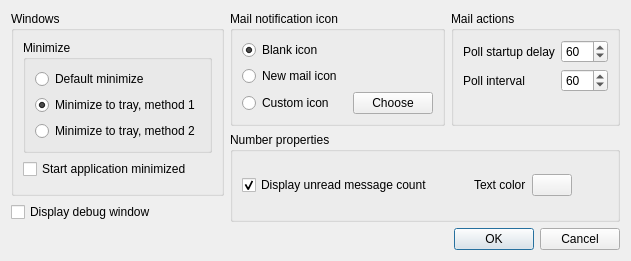
Qt form app/SysTray-X/preferences.ui (Ximi1970/systray-x) before a commit.
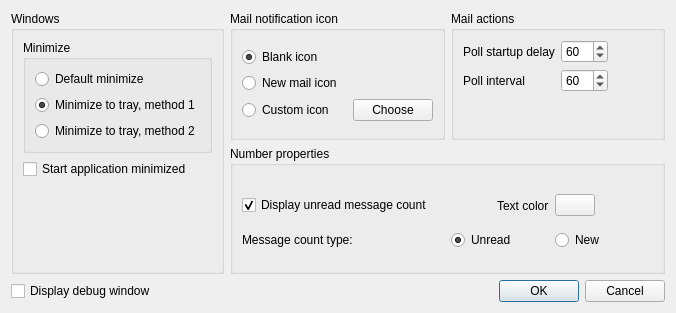
The same form after that commit. Icons and pictures are not drawn.

Commit message: Add count type preference

Patch:
```diff
--- a/app/SysTray-X/preferences.ui
+++ b/app/SysTray-X/preferences.ui
@@ -6,8 +6,8 @@
    <rect>
     <x>0</x>
     <y>0</y>
-    <width>583</width>
-    <height>261</height>
+    <width>676</width>
+    <height>313</height>
    </rect>
   </property>
   <property name="windowTitle">
@@ -17,129 +17,8 @@
    <iconset resource="SysTray-X.qrc">
     <normaloff>:/files/icons/SysTray-X.png</normaloff>:/files/icons/SysTray-X.png</iconset>
   </property>
-  <layout class="QGridLayout" name="gridLayout_4">
-   <item row="0" column="0">
-    <layout class="QGridLayout" name="gridLayout_3">
-     <item row="1" column="1" rowspan="2" colspan="2">
-      <widget class="QGroupBox" name="groupBox_3">
-       <property name="title">
-        <string>Number properties</string>
-       </property>
        <layout class="QGridLayout" name="gridLayout">
-        <item row="0" column="0">
-         <layout class="QHBoxLayout" name="horizontalLayout_6">
-          <item>
-           <widget class="QCheckBox" name="showNumberCheckBox">
-            <property name="text">
-             <string>Display unread message count</string>
-            </property>
-            <property name="checked">
-             <bool>true</bool>
-            </property>
-           </widget>
-          </item>
-          <item>
-           <spacer name="horizontalSpacer_3">
-            <property name="orientation">
-             <enum>Qt::Horizontal</enum>
-            </property>
-            <property name="sizeHint" stdset="0">
-             <size>
-              <width>40</width>
-              <height>20</height>
-             </size>
-            </property>
-           </spacer>
-          </item>
-          <item>
-           <widget class="QLabel" name="label">
-            <property name="text">
-             <string>Text color</string>
-            </property>
-           </widget>
-          </item>
-          <item>
-           <widget class="QPushButton" name="numberColorPushButton">
-            <property name="focusPolicy">
-             <enum>Qt::NoFocus</enum>
-            </property>
-            <property name="text">
-             <string/>
-            </property>
-           </widget>
-          </item>
-          <item>
-           <spacer name="horizontalSpacer_4">
-            <property name="orientation">
-             <enum>Qt::Horizontal</enum>
-            </property>
-            <property name="sizeHint" stdset="0">
-             <size>
-              <width>40</width>
-              <height>20</height>
-             </size>
-            </property>
-           </spacer>
-          </item>
-         </layout>
-        </item>
-       </layout>
-      </widget>
-     </item>
-     <item row="0" column="2">
-      <widget class="QGroupBox" name="groupBox_2">
-       <property name="title">
-        <string>Mail actions</string>
-       </property>
-       <layout class="QFormLayout" name="formLayout">
-        <item row="0" column="0">
-         <layout class="QGridLayout" name="gridLayout_2">
-          <item row="0" column="0" colspan="2">
-           <widget class="QLabel" name="pollStartupDelayLabel">
-            <property name="text">
-             <string>Poll startup delay</string>
-            </property>
-           </widget>
-          </item>
-          <item row="0" column="2">
-           <widget class="QSpinBox" name="pollStartupDelaySpinBox">
-            <property name="minimum">
-             <number>1</number>
-            </property>
-            <property name="maximum">
-             <number>999</number>
-            </property>
-            <property name="value">
-             <number>60</number>
-            </property>
-           </widget>
-          </item>
-          <item row="1" column="0">
-           <widget class="QLabel" name="pollIntervalLabel">
-            <property name="text">
-             <string>Poll interval</string>
-            </property>
-           </widget>
-          </item>
-          <item row="1" column="2">
-           <widget class="QSpinBox" name="pollIntervalSpinBox">
-            <property name="minimum">
-             <number>1</number>
-            </property>
-            <property name="maximum">
-             <number>999</number>
-            </property>
-            <property name="value">
-             <number>60</number>
-            </property>
-           </widget>
-          </item>
-         </layout>
-        </item>
-       </layout>
-      </widget>
-     </item>
-     <item row="0" column="0" rowspan="2">
+   <item row="0" column="0" rowspan="2" colspan="2">
       <widget class="QGroupBox" name="groupBox">
        <property name="title">
         <string>Windows</string>
@@ -217,7 +96,7 @@
        </layout>
       </widget>
      </item>
-     <item row="0" column="1">
+   <item row="0" column="2">
       <widget class="QGroupBox" name="iconTypeGroupBox">
        <property name="title">
         <string>Mail notification icon</string>
@@ -327,6 +206,167 @@
        </layout>
       </widget>
      </item>
+   <item row="0" column="3">
+    <widget class="QGroupBox" name="groupBox_2">
+     <property name="title">
+      <string>Mail actions</string>
+     </property>
+     <layout class="QFormLayout" name="formLayout">
+      <item row="0" column="0">
+       <layout class="QGridLayout" name="gridLayout_2">
+        <item row="0" column="0" colspan="2">
+         <widget class="QLabel" name="pollStartupDelayLabel">
+          <property name="text">
+           <string>Poll startup delay</string>
+          </property>
+         </widget>
+        </item>
+        <item row="0" column="2">
+         <widget class="QSpinBox" name="pollStartupDelaySpinBox">
+          <property name="minimum">
+           <number>1</number>
+          </property>
+          <property name="maximum">
+           <number>999</number>
+          </property>
+          <property name="value">
+           <number>60</number>
+          </property>
+         </widget>
+        </item>
+        <item row="1" column="0">
+         <widget class="QLabel" name="pollIntervalLabel">
+          <property name="text">
+           <string>Poll interval</string>
+          </property>
+         </widget>
+        </item>
+        <item row="1" column="2">
+         <widget class="QSpinBox" name="pollIntervalSpinBox">
+          <property name="minimum">
+           <number>1</number>
+          </property>
+          <property name="maximum">
+           <number>999</number>
+          </property>
+          <property name="value">
+           <number>60</number>
+          </property>
+         </widget>
+        </item>
+       </layout>
+      </item>
+     </layout>
+    </widget>
+   </item>
+   <item row="1" column="2" colspan="2">
+    <widget class="QGroupBox" name="groupBox_3">
+     <property name="title">
+      <string>Number properties</string>
+     </property>
+     <layout class="QVBoxLayout" name="verticalLayout_7">
+      <item>
+       <layout class="QVBoxLayout" name="verticalLayout_6">
+        <item>
+         <layout class="QHBoxLayout" name="horizontalLayout_6">
+          <item>
+           <widget class="QCheckBox" name="showNumberCheckBox">
+            <property name="text">
+             <string>Display unread message count</string>
+            </property>
+            <property name="checked">
+             <bool>true</bool>
+            </property>
+           </widget>
+          </item>
+          <item>
+           <spacer name="horizontalSpacer_3">
+            <property name="orientation">
+             <enum>Qt::Horizontal</enum>
+            </property>
+            <property name="sizeHint" stdset="0">
+             <size>
+              <width>30</width>
+              <height>37</height>
+             </size>
+            </property>
+           </spacer>
+          </item>
+          <item>
+           <widget class="QLabel" name="label">
+            <property name="text">
+             <string>Text color</string>
+            </property>
+           </widget>
+          </item>
+          <item>
+           <widget class="QPushButton" name="numberColorPushButton">
+            <property name="focusPolicy">
+             <enum>Qt::NoFocus</enum>
+            </property>
+            <property name="text">
+             <string/>
+            </property>
+           </widget>
+          </item>
+          <item>
+           <spacer name="horizontalSpacer_4">
+            <property name="orientation">
+             <enum>Qt::Horizontal</enum>
+            </property>
+            <property name="sizeHint" stdset="0">
+             <size>
+              <width>31</width>
+              <height>37</height>
+             </size>
+            </property>
+           </spacer>
+          </item>
+         </layout>
+        </item>
+        <item>
+         <layout class="QHBoxLayout" name="horizontalLayout_5">
+          <item>
+           <widget class="QLabel" name="label_2">
+            <property name="text">
+             <string>Message count type:</string>
+            </property>
+           </widget>
+          </item>
+          <item>
+           <layout class="QHBoxLayout" name="horizontalLayout_4">
+            <item>
+             <widget class="QRadioButton" name="unreadRadioButton">
+              <property name="text">
+               <string>Unread</string>
+              </property>
+              <property name="checked">
+               <bool>true</bool>
+              </property>
+              <attribute name="buttonGroup">
+               <string notr="true">countTypeGroup</string>
+              </attribute>
+             </widget>
+            </item>
+            <item>
+             <widget class="QRadioButton" name="newRadioButton">
+              <property name="text">
+               <string>New</string>
+              </property>
+              <attribute name="buttonGroup">
+               <string notr="true">countTypeGroup</string>
+              </attribute>
+             </widget>
+            </item>
+           </layout>
+          </item>
+         </layout>
+        </item>
+       </layout>
+      </item>
+     </layout>
+    </widget>
+   </item>
      <item row="2" column="0">
       <widget class="QCheckBox" name="debugWindowCheckBox">
        <property name="text">
@@ -334,9 +374,20 @@
        </property>
       </widget>
      </item>
-    </layout>
+   <item row="2" column="1" colspan="2">
+    <spacer name="horizontalSpacer_5">
+     <property name="orientation">
+      <enum>Qt::Horizontal</enum>
+     </property>
+     <property name="sizeHint" stdset="0">
+      <size>
+       <width>40</width>
+       <height>20</height>
+      </size>
+     </property>
+    </spacer>
    </item>
-   <item row="1" column="0">
+   <item row="2" column="3">
     <widget class="QDialogButtonBox" name="buttonBox">
      <property name="orientation">
       <enum>Qt::Horizontal</enum>
```
Left out of the diff: 3 changed lines with no effect on the pictures. Lines whose indentation alone changed are shown as unchanged. The commit also changes 7 other files.
